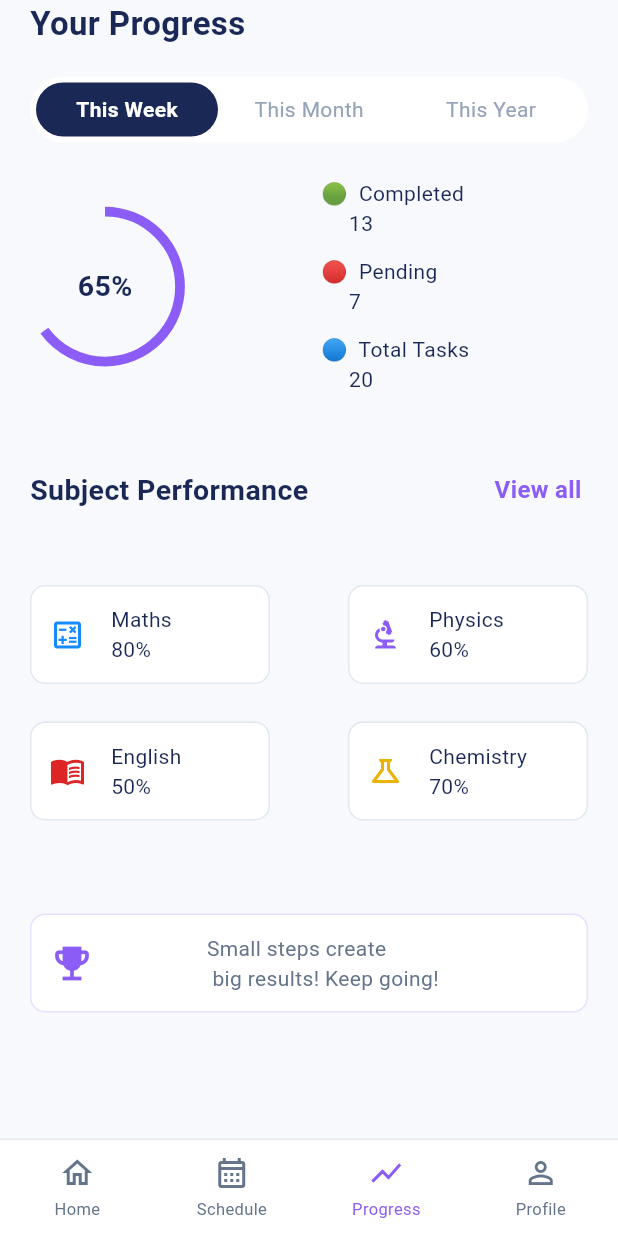
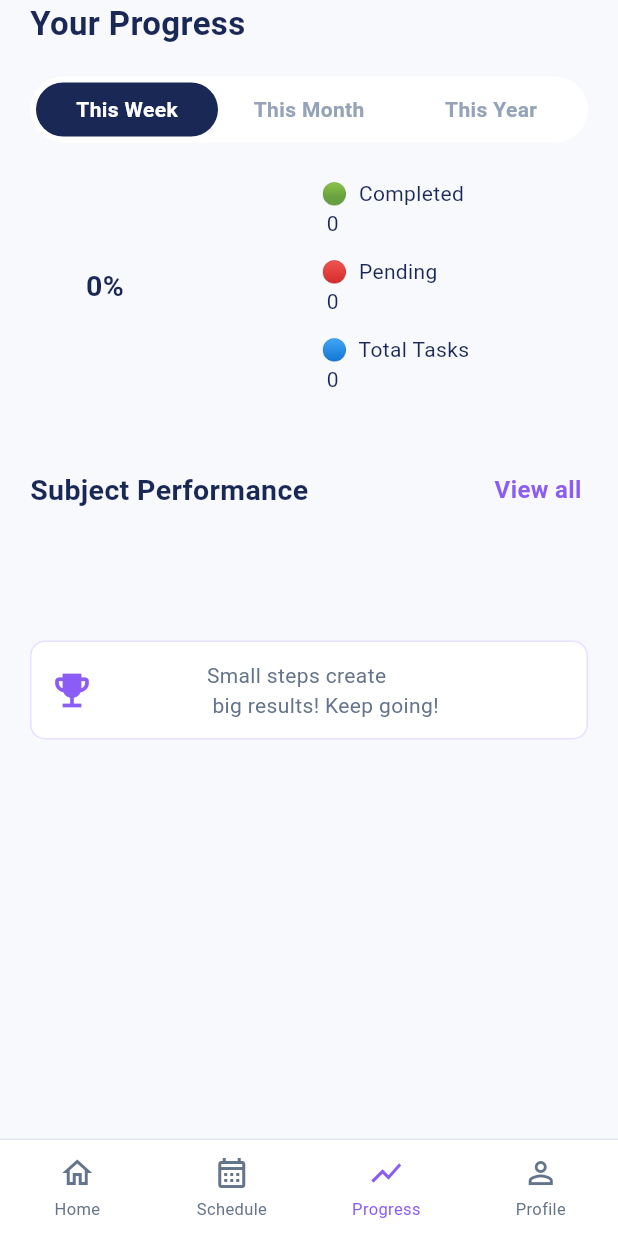
Before and after one commit to Muhammed-Ranan-PP/Learvo, a Flutter app: the ProgressScreen screen opened by its route, on a phone screen of 412 x 824 dp. Run offline on Flutter 3.47's test engine with Material 3 defaults, Android fonts, the phone set to English and light mode, and no system bars; our stand-ins replace hive_flutter, shared_preferences; accounts and stored records are empty.

Commit message:
final part

```diff
--- a/lib/screens/progress_screen.dart
+++ b/lib/screens/progress_screen.dart
@@ -2,14 +2,45 @@ import 'package:flutter/material.dart';
 import 'package:learvo/routes/app_routes.dart';
 import 'package:learvo/widgets/bottom_nav_bar.dart';
 import 'package:learvo/widgets/subject_performance.dart';
+import 'package:learvo/services/task_services.dart';
+import 'package:hive_flutter/hive_flutter.dart';
+import 'package:learvo/models/task_model.dart';
 
-class ProgressScreen extends StatelessWidget {
+class ProgressScreen extends StatefulWidget {
   const ProgressScreen({super.key});
 
   @override
+  State<ProgressScreen> createState() => _ProgressScreenState();
+}
+
+class _ProgressScreenState extends State<ProgressScreen> {
+  final TaskServices taskServices = TaskServices();
+  String selectedPeriod = "This Week";
+  @override
   Widget build(BuildContext context) {
     return Scaffold(
-      body: SafeArea(
+      body: ValueListenableBuilder(
+        valueListenable: Hive.box<Task>("tasks").listenable(),
+        builder: (context, box, child) {
+          List<Task> periodTasks = taskServices.getTasksByPeriod(
+            selectedPeriod,
+          );
+          int totalTasks = periodTasks.length;
+          int completedTasks = 0;
+          for (var task in periodTasks) {
+            if (task.isCompleted) {
+              completedTasks++;
+            }
+          }
+          int pendingTasks = totalTasks - completedTasks;
+          double progress = totalTasks == 0 ? 0.0 : completedTasks / totalTasks;
+          List<String> subjects = [];
+          for (var task in periodTasks) {
+            if (!subjects.contains(task.subject)) {
+              subjects.add(task.subject);
+            }
+          }
+          return SafeArea(
             child: SingleChildScrollView(
               child: Padding(
                 padding: EdgeInsets.symmetric(horizontal: 20),
@@ -34,39 +65,88 @@ class ProgressScreen extends StatelessWidget {
                       child: Row(
                         children: [
                           Expanded(
+                            child: GestureDetector(
+                              onTap: () {
+                                setState(() {
+                                  selectedPeriod = "This Week";
+                                });
+                              },
                               child: Container(
                                 padding: EdgeInsets.symmetric(vertical: 8),
                                 decoration: BoxDecoration(
-                            color: Color.fromARGB(255, 26, 40, 86),
+                                  color: selectedPeriod == "This Week"
+                                      ? Color.fromARGB(255, 26, 40, 86)
+                                      : Colors.transparent,
                                   borderRadius: BorderRadius.circular(20),
                                 ),
                                 child: Center(
                                   child: Text(
                                     "This Week",
                                     style: TextStyle(
-                                color: Colors.white,
+                                      color: selectedPeriod == "This Week"
+                                          ? Colors.white
+                                          : Color.fromARGB(255, 148, 163, 184),
                                       fontWeight: FontWeight.bold,
                                     ),
                                   ),
                                 ),
                               ),
                             ),
+                          ),
                           Expanded(
+                            child: GestureDetector(
+                              onTap: () {
+                                setState(() {
+                                  selectedPeriod = "This Month";
+                                });
+                              },
+                              child: Container(
+                                padding: EdgeInsets.symmetric(vertical: 8),
+                                decoration: BoxDecoration(
+                                  color: selectedPeriod == "This Month"
+                                      ? Color.fromARGB(255, 26, 40, 86)
+                                      : Colors.transparent,
+                                  borderRadius: BorderRadius.circular(20),
+                                ),
                                 child: Center(
                                   child: Text(
                                     "This Month",
                                     style: TextStyle(
-                              color: Color.fromARGB(255, 148, 163, 184),
+                                      color: selectedPeriod == "This Month"
+                                          ? Colors.white
+                                          : Color.fromARGB(255, 148, 163, 184),
+                                      fontWeight: FontWeight.bold,
+                                    ),
+                                  ),
                                 ),
                               ),
                             ),
                           ),
                           Expanded(
+                            child: GestureDetector(
+                              onTap: () {
+                                setState(() {
+                                  selectedPeriod = "This Year";
+                                });
+                              },
+                              child: Container(
+                                padding: EdgeInsets.symmetric(vertical: 8),
+                                decoration: BoxDecoration(
+                                  color: selectedPeriod == "This Year"
+                                      ? Color.fromARGB(255, 26, 40, 86)
+                                      : Colors.transparent,
+                                  borderRadius: BorderRadius.circular(20),
+                                ),
                                 child: Center(
                                   child: Text(
                                     "This Year",
                                     style: TextStyle(
-                              color: Color.fromARGB(255, 148, 163, 184),
+                                      color: selectedPeriod == "This Year"
+                                         ? Colors.white
+                                          : Color.fromARGB(255, 148, 163, 184),
+                                      fontWeight: FontWeight.bold,
+                                    ),
+                                  ),
                                 ),
                               ),
                             ),
@@ -85,13 +165,13 @@ class ProgressScreen extends StatelessWidget {
                             alignment: Alignment.center,
                             children: [
                               CircularProgressIndicator(
-                            value: 0.65,
+                                value: progress,
                                 strokeWidth: 6.5,
                                 constraints: BoxConstraints.expand(),
                                 color: Color.fromARGB(255, 139, 92, 246),
                               ),
                               Text(
-                            "65%",
+                                "${(progress * 100).round()}%",
                                 style: TextStyle(
                                   color: Color.fromARGB(255, 26, 40, 86),
                                   fontSize: 19,
@@ -106,13 +186,13 @@ class ProgressScreen extends StatelessWidget {
                           crossAxisAlignment: CrossAxisAlignment.start,
                           children: [
                             Text("🟢  Completed"),
-                        Text("     13"),
+                            Text(" $completedTasks"),
                             SizedBox(height: 12),
                             Text("🔴  Pending"),
-                        Text("     7"),
+                            Text(" $pendingTasks"),
                             SizedBox(height: 12),
                             Text("🔵  Total Tasks"),
-                        Text("     20"),
+                            Text(" $totalTasks"),
                           ],
                         ),
                       ],
@@ -139,42 +219,27 @@ class ProgressScreen extends StatelessWidget {
                         ),
                       ],
                     ),
-                SizedBox(height: 50),
-                Row(
-                  mainAxisAlignment: MainAxisAlignment.spaceBetween,
-                  children: [
-                    SubjectPerformance(
-                      subject: "Maths",
-                      percentage: "80%",
-                      icon: Icons.calculate_outlined,
+                    SizedBox(height: 25),
+
+                    Wrap(
+                      spacing: 12,
+                      runSpacing: 12,
+                      children: subjects.map((subject) {
+                        double subjectProgress = taskServices
+                            .getSubjectProgressByPeriod(
+                              subject,
+                              selectedPeriod,
+                            );
+
+                        return SubjectPerformance(
+                          subject: subject,
+                          percentage: "${(subjectProgress * 100).round()}%",
+                          icon: Icons.menu_book_outlined,
                           iconColor: Color.fromARGB(255, 22, 139, 255),
+                        );
+                      }).toList(),
                     ),
-                    SubjectPerformance(
-                      subject: "Physics",
-                      percentage: "60%",
-                      icon: Icons.biotech,
-                      iconColor: Color.fromARGB(255, 139, 92, 246),
-                    ),
-                  ],
-                ),
-                SizedBox(height: 25),
-                Row(
-                  mainAxisAlignment: MainAxisAlignment.spaceBetween,
-                  children: [
-                    SubjectPerformance(
-                      subject: "English",
-                      percentage: "50%",
-                      icon: Icons.menu_book_outlined,
-                      iconColor: Color.fromARGB(255, 220, 38, 38),
-                    ),
-                    SubjectPerformance(
-                      subject: "Chemistry",
-                      percentage: "70%",
-                      icon: Icons.science_outlined,
-                      iconColor: Color.fromARGB(255, 234, 179, 8),
-                    ),
-                  ],
-                ),
+
                     SizedBox(height: 62),
                     Container(
                       width: double.infinity,
@@ -215,7 +280,10 @@ class ProgressScreen extends StatelessWidget {
                 ),
               ),
             ),
+          );
+        },
       ),
+
       bottomNavigationBar: BottomNavBar(
         currentIndex: 2,
         onTap: (index) {
--- a/lib/services/task_services.dart
+++ b/lib/services/task_services.dart
@@ -2,39 +2,140 @@ import 'package:learvo/models/task_model.dart';
 import 'package:hive_flutter/hive_flutter.dart';
 
 class TaskServices {
-final Box<Task>taskBox=Hive.box<Task>('tasks');
-Future<void>addTask(Task task)async{
+  final Box<Task> taskBox = Hive.box<Task>('tasks');
+  Future<void> addTask(Task task) async {
     await taskBox.add(task);
   }
-Future<void>toggleTask(Task task)async{
-  task.isCompleted =!task.isCompleted;
+
+  Future<void> toggleTask(Task task) async {
+    task.isCompleted = !task.isCompleted;
     await task.save();
+  }
 
-}
-int getCompletedTasks(){
+  int getCompletedTasks() {
     int completedTasks = 0;
-  for(var task in taskBox.values){
-    if(task.isCompleted){
+    for (var task in taskBox.values) {
+      if (task.isCompleted) {
         completedTasks++;
       }
     }
     return completedTasks;
   }
-int getTotalTasks(){
+
+  int getTotalTasks() {
     return taskBox.length;
   }
-double getProgress(){
-  if(taskBox.isEmpty){
+
+  double getProgress() {
+    if (taskBox.isEmpty) {
       return 0.0;
     }
-  return getCompletedTasks()/ getTotalTasks();
+    return getCompletedTasks() / getTotalTasks();
   }
+
   // Notes
-List<Task>getTasksWithNotes(){
+  List<Task> getTasksWithNotes() {
     return taskBox.values
         .where((task) => task.notes.trim().isNotEmpty)
         .toList();
+  }
 
-
+  List<String> getSubjects() {
+    List<String> subjects = [];
+    for (var task in taskBox.values) {
+      if (!subjects.contains(task.subject)) {
+        subjects.add(task.subject);
       }
     }
+    return subjects;
+  }
+
+  double getSubjectProgress(String subject) {
+    int total = 0;
+    int completed = 0;
+    for (var task in taskBox.values) {
+      if (task.subject == subject) {
+        total++;
+
+        if (task.isCompleted) {
+          completed++;
+        }
+      }
+    }
+    if (total == 0) return 0.0;
+    return completed / total;
+  }
+
+  // week month year
+ List<Task> getTasksByPeriod(String period) {
+  List<Task> filteredTasks = [];
+  DateTime today = DateTime.now();
+
+  for (var task in taskBox.values) {
+    DateTime taskDate;
+
+    if (task.date.length == 10 && task.date[2] == "/") {
+      taskDate = DateTime(
+        int.parse(task.date.substring(6, 10)),
+        int.parse(task.date.substring(3, 5)),
+        int.parse(task.date.substring(0, 2)),
+      );
+    } else if (task.date.length == 8 && task.date[2] == "-") {
+      taskDate = DateTime(
+        2000 + int.parse(task.date.substring(6, 8)),
+        int.parse(task.date.substring(3, 5)),
+        int.parse(task.date.substring(0, 2)),
+      );
+    } else {
+      continue;
+    }
+
+    if (period == "This Week") {
+      DateTime startOfWeek = today.subtract(
+        Duration(days: today.weekday - 1),
+      );
+
+      DateTime endOfWeek = startOfWeek.add(Duration(days: 6));
+
+      if (!taskDate.isBefore(DateTime(
+            startOfWeek.year,
+            startOfWeek.month,
+            startOfWeek.day,
+          )) &&
+          !taskDate.isAfter(DateTime(
+            endOfWeek.year,
+            endOfWeek.month,
+            endOfWeek.day,
+          ))) {
+        filteredTasks.add(task);
+      }
+    } else if (period == "This Month") {
+      if (taskDate.year == today.year &&
+          taskDate.month == today.month) {
+        filteredTasks.add(task);
+      }
+    } else if (period == "This Year") {
+      if (taskDate.year == today.year) {
+        filteredTasks.add(task);
+      }
+    }
+  }
+
+  return filteredTasks;
+}
+double getSubjectProgressByPeriod(String subject,String period){
+  List<Task>periodTasks = getTasksByPeriod(period);
+  int total = 0;
+  int completed = 0;
+  for(var task in periodTasks){
+    if(task.subject == subject){
+      total++;
+      if(task.isCompleted){
+        completed++;
+      }
+    }
+  }
+  if(total==0)return 0.0;
+  return completed / total;
+}
+}
```
Also changed, not shown: lib/screens/edit_note_screen.dart (+17 -0 lines). Lines whose indentation alone changed are shown as unchanged.
